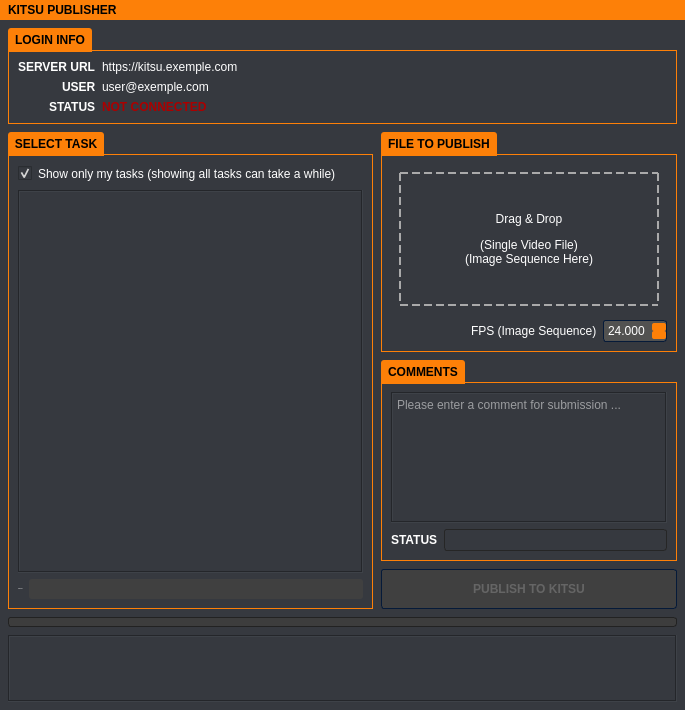
Before: the Qt Designer form kitsu_publish_standalone/ui/kitsu_publisher_standalone.ui in emilemassie/kitsu-publisher, drawn with Qt 5.
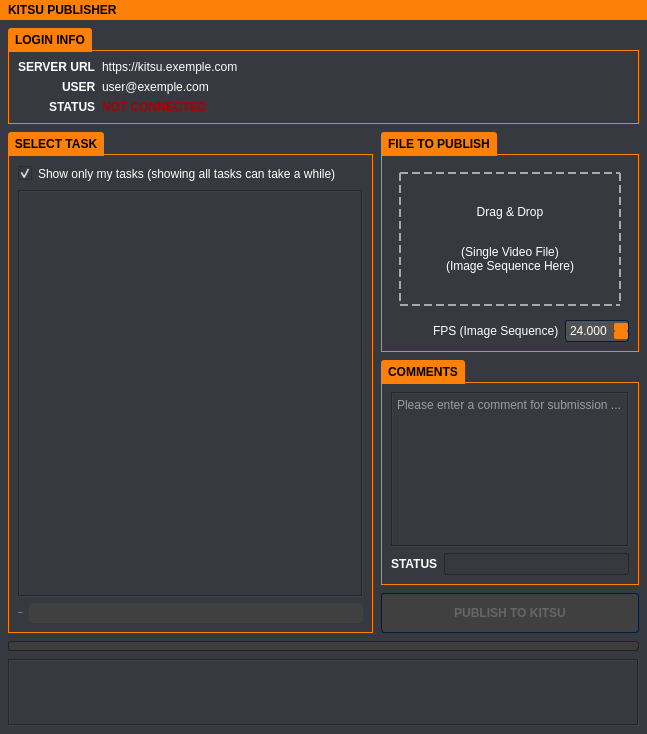
After: the same form once the commit is applied. Icons and pictures are not drawn.

Diff of the .ui file:
```diff
--- a/kitsu_publish_standalone/ui/kitsu_publisher_standalone.ui
+++ b/kitsu_publish_standalone/ui/kitsu_publisher_standalone.ui
@@ -6,8 +6,8 @@
    <rect>
     <x>0</x>
     <y>0</y>
-    <width>685</width>
-    <height>710</height>
+    <width>647</width>
+    <height>734</height>
    </rect>
   </property>
   <property name="windowTitle">
@@ -1594,7 +1594,7 @@
                    <enum>QFrame::NoFrame</enum>
                   </property>
                   <property name="text">
-                   <string>&lt;html&gt;&lt;head/&gt;&lt;body&gt;&lt;p&gt;Drag &amp;amp; Drop&lt;/p&gt;&lt;p&gt;(Single Video File)&lt;br/&gt;(Image Sequence Here)&lt;/p&gt;&lt;/body&gt;&lt;/html&gt;</string>
+                   <string>&lt;html&gt;&lt;head/&gt;&lt;body&gt;&lt;p&gt;Drag &amp;amp; Drop&lt;br/&gt;&lt;/p&gt;&lt;p&gt;(Single Video File)&lt;br/&gt;(Image Sequence Here)&lt;/p&gt;&lt;/body&gt;&lt;/html&gt;</string>
                   </property>
                   <property name="alignment">
                    <set>Qt::AlignCenter</set>
```
